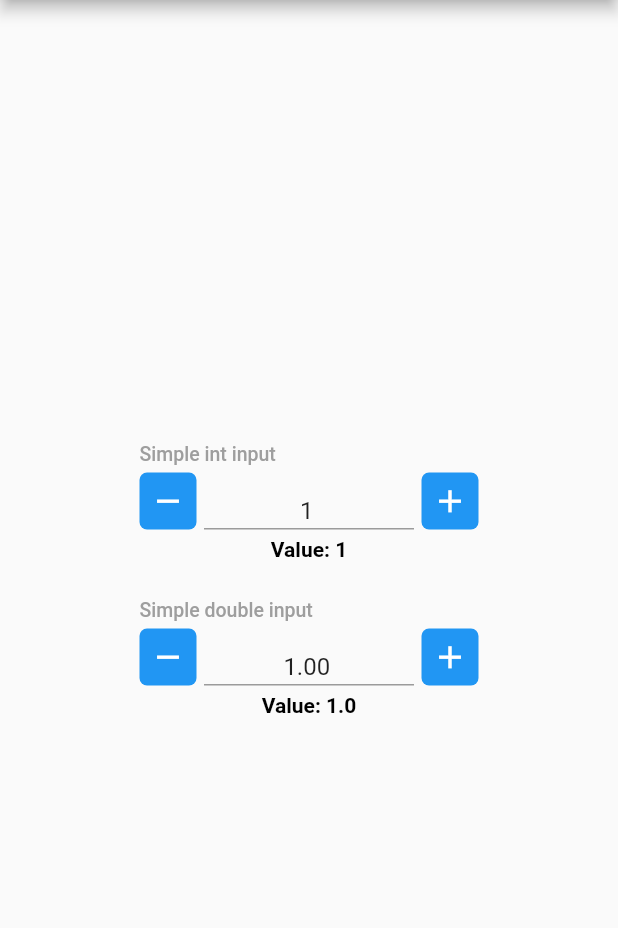
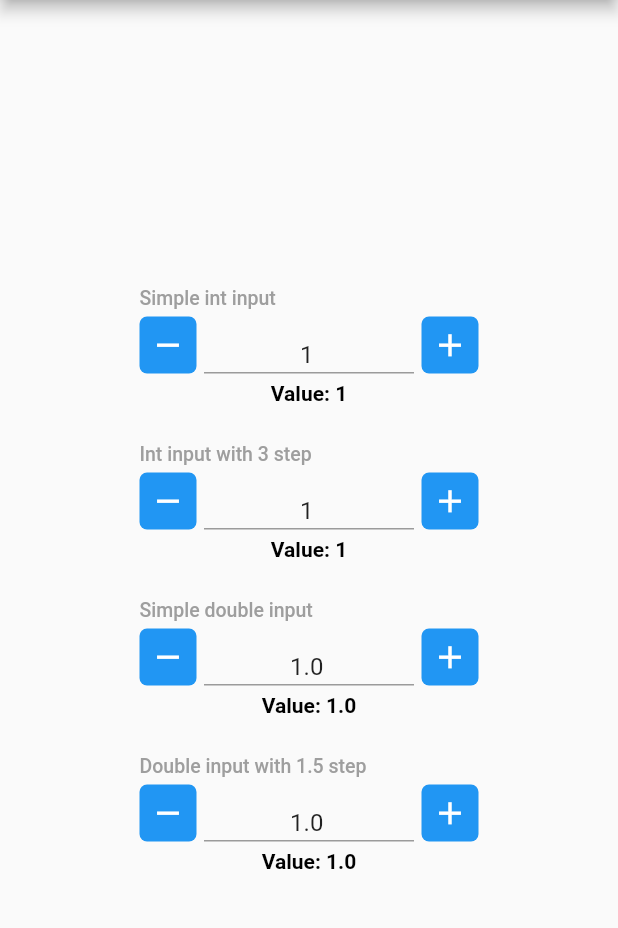
Before and after one commit to 4inka/flutter_quantity_input, a Flutter app: the screen it shows after launch, on a phone screen of 412 x 824 dp, the part 84-1012 px from its top. Run offline on Flutter 3.47's test engine with Material 2 defaults, Android fonts, the phone set to English and light mode, and no system bars.

Commit message:
adding steped widgets

```diff
--- a/example/lib/main.dart
+++ b/example/lib/main.dart
@@ -35,7 +35,7 @@ class _QuantityInputSampleState extends State<QuantityInputSample> {
                 QuantityInput(
                   label: 'Simple int input',
                   value: simpleIntInput,
-                  onChanged: (value) => setState(() => simpleIntInput = value)
+                  onChanged: (value) => setState(() => simpleIntInput = int.parse(value.replaceAll(',', '')))
                 ),
                 Text(
                   'Value: $simpleIntInput',
@@ -48,14 +48,48 @@ class _QuantityInputSampleState extends State<QuantityInputSample> {
                   height: 20
                 ),
                 QuantityInput(
+                  label: 'Int input with 3 step',
+                  value: steppedIntInput,
+                  step: 3,
+                  onChanged: (value) => setState(() => steppedIntInput = int.parse(value.replaceAll(',', '')))
+                ),
+                Text(
+                  'Value: $steppedIntInput',
+                  style: TextStyle(
+                    color: Colors.black,
+                    fontWeight: FontWeight.bold
+                  )
+                ),
+                SizedBox(
+                  height: 20
+                ),
+                QuantityInput(
                   label: 'Simple double input',
                   type: QuantityInputType.forDouble,
                   value: simpleDoubleInput,
-                  decimalDigits: 2,
-                  onChanged: (value) => setState(() => simpleDoubleInput = value)
+                  decimalDigits: 1,
+                  onChanged: (value) => setState(() => simpleDoubleInput = double.parse(value.replaceAll(',', '')))
                 ),
                 Text(
                   'Value: $simpleDoubleInput',
+                  style: TextStyle(
+                    color: Colors.black,
+                    fontWeight: FontWeight.bold
+                  )
+                ),
+                SizedBox(
+                  height: 20
+                ),
+                QuantityInput(
+                  label: 'Double input with 1.5 step',
+                  type: QuantityInputType.forDouble,
+                  value: steppedDoubleInput,
+                  step: 1.5,
+                  decimalDigits: 1,
+                  onChanged: (value) => setState(() => steppedDoubleInput = double.parse(value.replaceAll(',', '')))
+                ),
+                Text(
+                  'Value: $steppedDoubleInput',
                   style: TextStyle(
                     color: Colors.black,
                     fontWeight: FontWeight.bold
```
